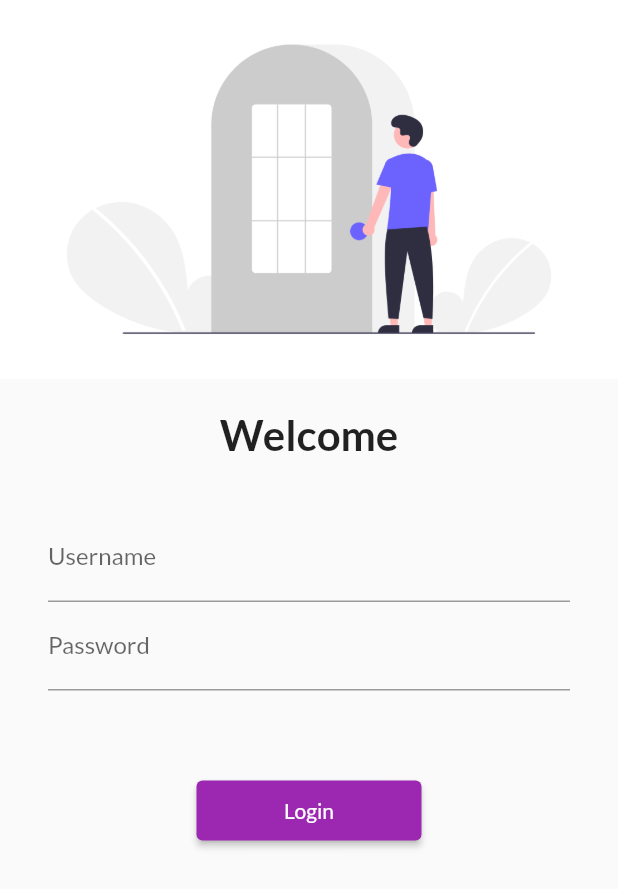
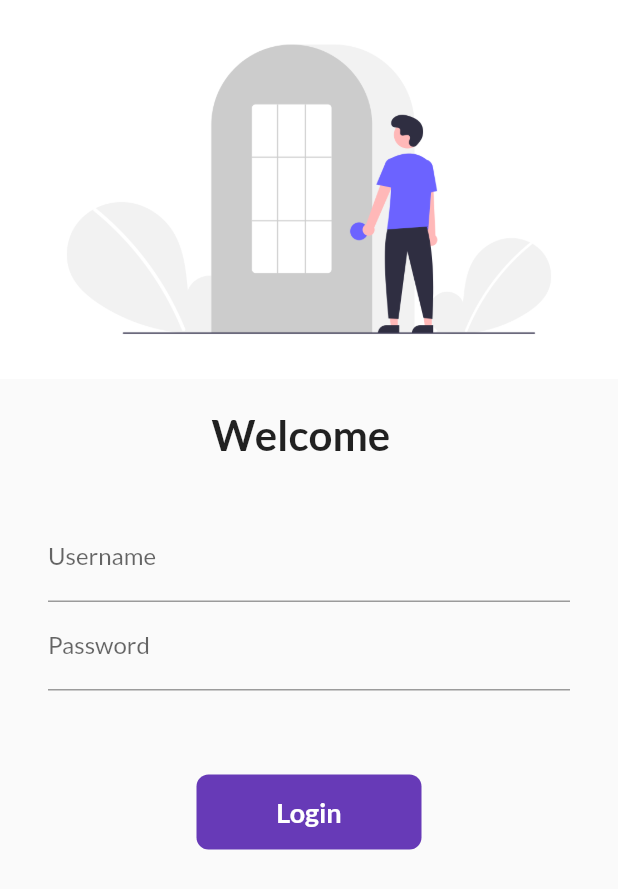
Before and after one commit to RitikRajoria/30DaysOfFlutter, a Flutter app: the screen it shows after launch, on a phone screen of 412 x 824 dp. Shown: the top 889 px of the screen. Run offline on Flutter 3.47's test engine with Material 2 defaults, Android fonts, the phone set to English and light mode, and no system bars; our stand-ins replace google_fonts.

Commit message:
day 6 completed

```diff
--- a/lib/main.dart
+++ b/lib/main.dart
@@ -15,7 +15,7 @@ class MyApp extends StatelessWidget {
       debugShowCheckedModeBanner: false,
       themeMode: ThemeMode.light,
       theme: ThemeData(
-        primarySwatch: Colors.purple,
+        primarySwatch: Colors.deepPurple,
         fontFamily: GoogleFonts.lato().fontFamily,
 
       ),
--- a/lib/pages/login_page.dart
+++ b/lib/pages/login_page.dart
@@ -1,7 +1,16 @@
 import 'package:flutter/material.dart';
 import 'package:flutter_catalog/utils/routes.dart';
 
-class LoginPage extends StatelessWidget {
+class LoginPage extends StatefulWidget {
+  @override
+  State<LoginPage> createState() => _LoginPageState();
+}
+
+class _LoginPageState extends State<LoginPage> {
+
+  String name = " ";
+  bool changeButton = false;
+
   @override
   Widget build(BuildContext context) {
     return Material(
@@ -11,7 +20,7 @@ class LoginPage extends StatelessWidget {
             Image.asset('assets/images/login_image.png', fit: BoxFit.cover),
             SizedBox(height: 20.0),
             Text(
-              "Welcome",
+              "Welcome $name" ,
               style: TextStyle(
                 fontSize: 28,
                 fontWeight: FontWeight.bold,
@@ -25,8 +34,15 @@ class LoginPage extends StatelessWidget {
                   TextFormField(
                     decoration: InputDecoration(
                       hintText: "Enter Username" ,
-                      labelText: "Username",
-                    ),
+                      labelText: "Username"
+                      ),
+                      onChanged: (value) {
+                        name = value;
+                        setState(() {
+
+                        });
+                      },
+
                   ),
                   TextFormField(
                     obscureText: true,
@@ -40,15 +56,43 @@ class LoginPage extends StatelessWidget {
               ),
             ),
             SizedBox(height: 40.0),
-            ElevatedButton(
-              onPressed: () {
+            // ElevatedButton(
+            //   onPressed: () {
+            //     Navigator.pushNamed(context, MyRoutes.homeRoute);
+            //   },
+            //   child: Text("Login"),
+            //   style: TextButton.styleFrom(minimumSize: Size(150, 40)),
+
+            //   ),
+
+            InkWell(
+              onTap: () async {
+                setState ((){
+                  changeButton = true;
+                });
+                await Future.delayed(Duration(seconds:1));
                 Navigator.pushNamed(context, MyRoutes.homeRoute);
               },
-              child: Text("Login"),
-              style: TextButton.styleFrom(minimumSize: Size(150, 40)),
+              child: AnimatedContainer(
+                duration: Duration(seconds: 1),
+                height:50,
+                width: changeButton ? 50 : 150,
+                alignment: Alignment.center,
+                child: changeButton ? Icon(Icons.done, color: Colors.white,) : Text(
+                  "Login",
+                  style: TextStyle(
+                    color: Colors.white,
+                    fontSize: 18,
+                    fontWeight: FontWeight.bold,
+                    ),
+                  ),
+                decoration: BoxDecoration(
+                  color: Colors.deepPurple,
+                  borderRadius: BorderRadius.circular(changeButton ? 50 : 8),
+                ),
 
               ),
-
+            ),
           ],
         ),
       ),
```
